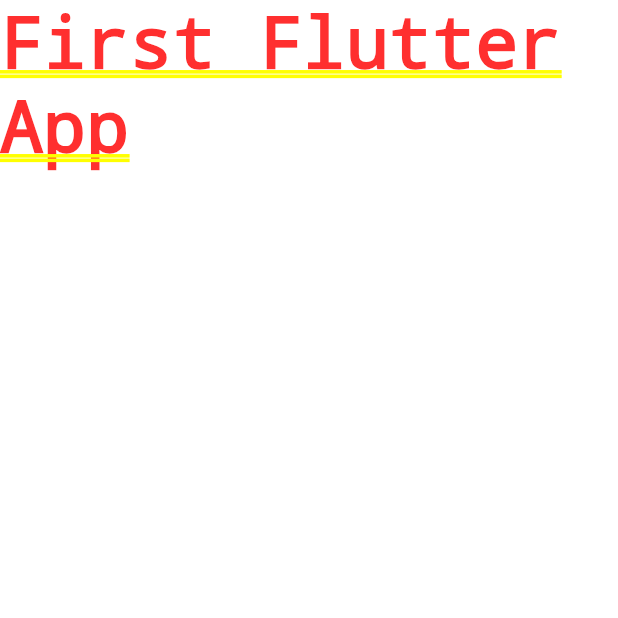
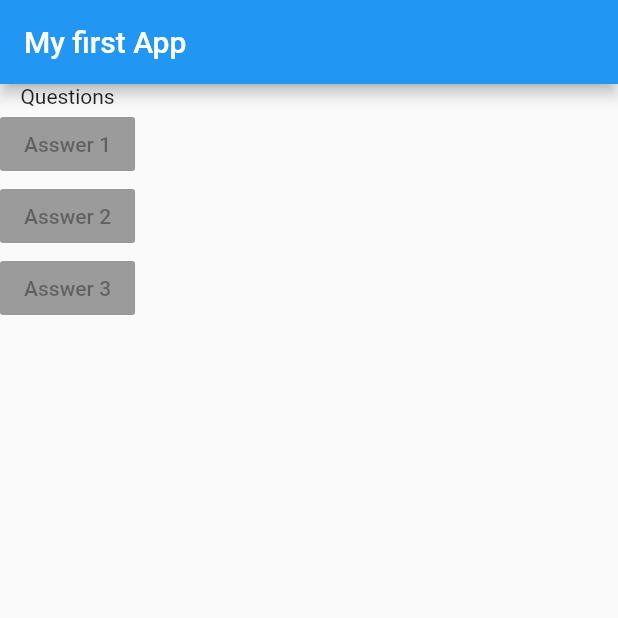
Before and after one commit to vinnyhoward/simple-flutter-quiz-app, a Flutter app: the screen it shows after launch, on a phone screen of 412 x 824 dp, the top half of it. Run offline on Flutter 3.47's test engine with Material 2 defaults, Android fonts, the phone set to English and light mode, and no system bars.

Commit message:
Added buttons and children widgets for questions

```diff
--- a/lib/main.dart
+++ b/lib/main.dart
@@ -1,13 +1,27 @@
 import 'package:flutter/material.dart';
 
-void main() {
-  runApp(App());
-}
+void main() => runApp(App());
 
 class App extends StatelessWidget {
+  @override
   Widget build(BuildContext ctx) {
+    var quizQuestions = [
+      'What\'s your favorite anime',
+      'What\'s your favorite video game'
+    ];
     return MaterialApp(
-      home: Text('First Flutter App'),
+      home: Scaffold(
+          appBar: AppBar(
+            title: Text('My first App'),
+          ),
+          body: Column(
+            children: <Widget>[
+              Text('Questions'),
+              RaisedButton(child: Text('Asswer 1'), onPressed: null),
+              RaisedButton(child: Text('Asswer 2'), onPressed: null),
+              RaisedButton(child: Text('Asswer 3'), onPressed: null),
+            ],
+          )),
     );
   }
 }
```
